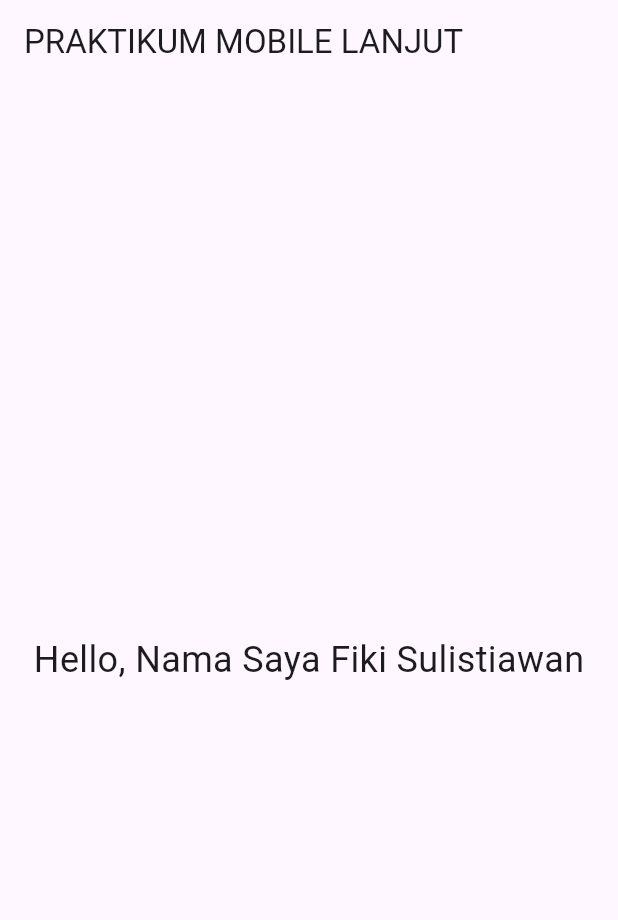
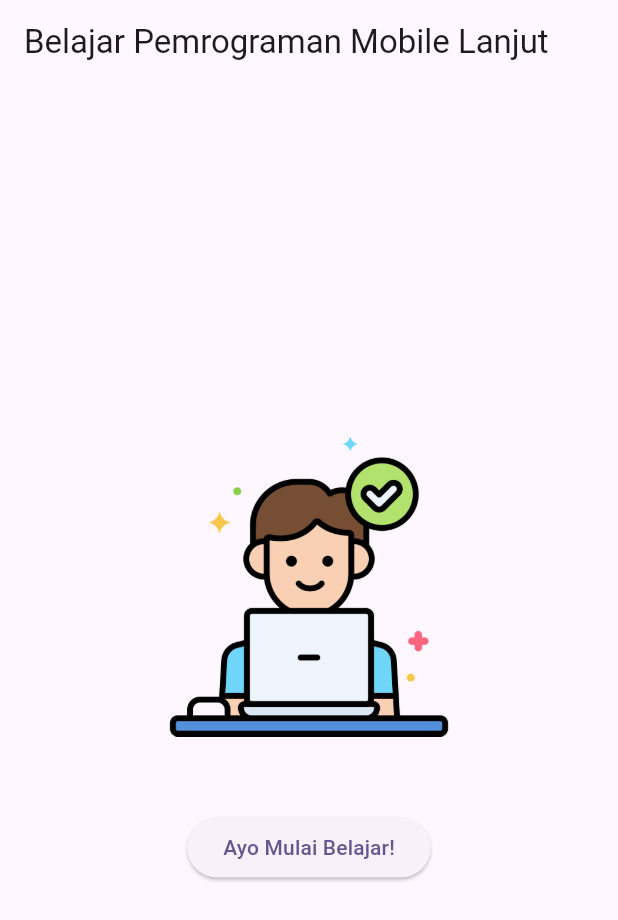
Before and after one commit to kiisann/prak-mobilelanjut-2417051030, a Flutter app: the screen it shows after launch, on a phone screen of 412 x 824 dp. Shown: the top 920 px of the screen. Run offline on Flutter 3.47's test engine with Material 3 defaults, Android fonts, the phone set to English and light mode, and no system bars.

Commit message:
Pertemuan 3: First Widget

```diff
--- /dev/null
+++ b/lib/first_widget.dart
@@ -0,0 +1,27 @@
+import 'package:flutter/material.dart';
+
+class FirstWidget extends StatelessWidget {
+  const FirstWidget({super.key});
+
+  @override
+  Widget build(BuildContext context) {
+    return Scaffold(
+      appBar: AppBar(
+        title: const Text('Belajar Pemrograman Mobile Lanjut'),
+      ),
+      body: Center(
+        child: Column(
+          mainAxisAlignment: MainAxisAlignment.center,
+          children: [
+            Image.asset('assets/images/working.png', width: 200, height: 200),
+            const SizedBox(height: 50),
+            ElevatedButton(
+              onPressed: () {},
+              child: const Text('Ayo Mulai Belajar!'),
+            ),
+          ]
+        )
+      ),
+    );
+  }
+}
--- a/lib/main.dart
+++ b/lib/main.dart
@@ -1,4 +1,7 @@
 import 'package:flutter/material.dart';
+import 'row_widget.dart';
+import 'column_widget.dart';
+import 'first_widget.dart';
 
 void main() {
   runApp(const MyApp());
@@ -10,17 +13,14 @@
   @override
   Widget build(BuildContext context) {
     return MaterialApp(
-      title: 'Flutter Demo',
+      title: 'Praktikum Mobile Lanjut',
       theme: ThemeData(
-        colorScheme: ColorScheme.fromSeed(seedColor: Colors.deepPurple),
+        colorScheme: ColorScheme.fromSeed(
+          seedColor: Colors.deepPurple
+          ),
+          useMaterial3: true,
       ),
-      home: Scaffold(
-        appBar: AppBar(
-          title: const Text('PRAKTIKUM MOBILE LANJUT')),
-        body: const Center(
-          child: Text('Hello, Nama Saya Fiki Sulistiawan', style: TextStyle(fontSize: 24)),
-        ),
-        ),
+      home: const FirstWidget(),
       );
   }
 }
--- a/pubspec.yaml
+++ b/pubspec.yaml
@@ -58,7 +58,8 @@
   uses-material-design: true
 
   # To add assets to your application, add an assets section, like this:
-  # assets:
+  assets:
+      - assets/images/working.png
   #   - images/a_dot_burr.jpeg
   #   - images/a_dot_ham.jpeg
 
```
Also changed, not shown: lib/column_widget.dart (added, +23 -0 lines), lib/row_widget.dart (added, +22 -0 lines), assets/images/working.png (added).
